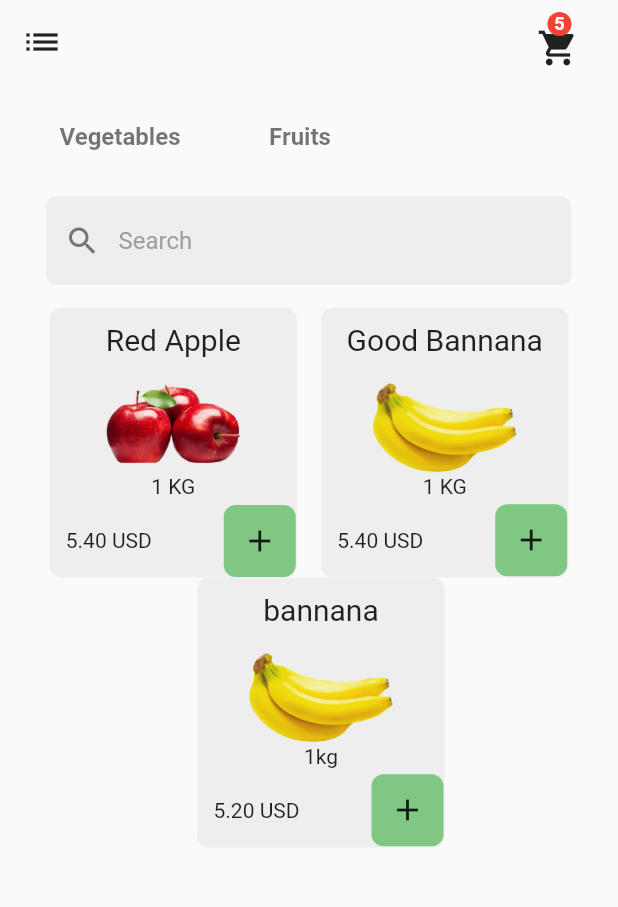
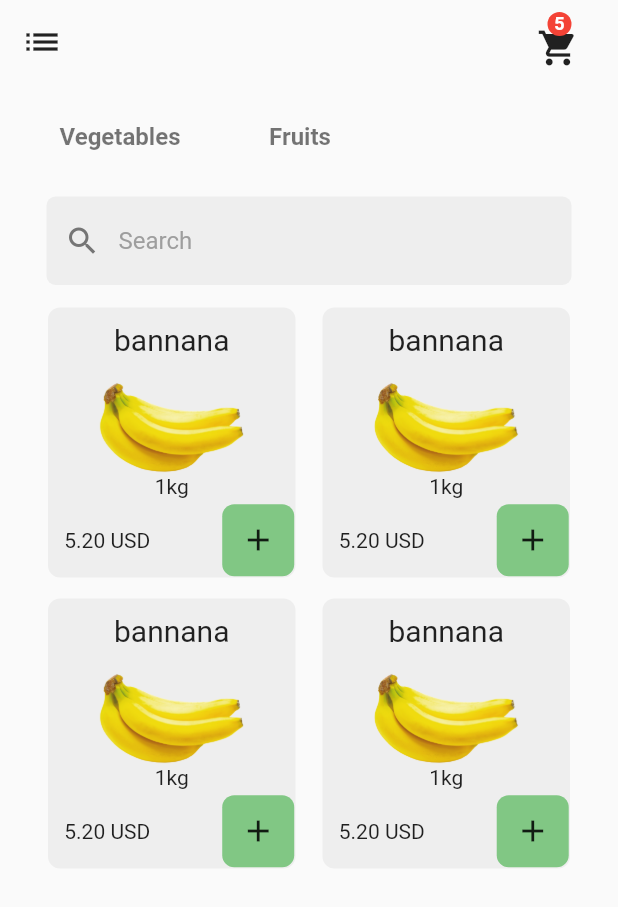
Before and after one commit to Shubbair/Fresh-Garden-App, a Flutter app: the DataScreen screen opened by its route, on a phone screen of 412 x 824 dp. Shown: the top 907 px of the screen. Run offline on Flutter 3.47's test engine with Material 2 defaults, Android fonts, the phone set to English and light mode, and no system bars; Roboto replaces fonts that are missing (WorkSansLight).

Commit message:
organize code

```diff
--- a/lib/categiory.dart
+++ b/lib/categiory.dart
@@ -1,8 +1,6 @@
 import 'package:flutter/material.dart';
 import 'package:fresh_garden/fruits.dart';
 import 'package:fresh_garden/items.dart';
-
-Fruit f = new Fruit(name: 'bannana',price: '5.20 USD',path: 'images/bannana.png',weight: '1kg',margin: 16.0);
 
 class DataScreen extends StatelessWidget {
   const DataScreen({Key? key}) : super(key: key);
@@ -122,98 +120,17 @@ class DataScreen extends StatelessWidget {
           Row(
             mainAxisAlignment: MainAxisAlignment.center,
             children: [
-              Container(
-                width: 165,
-                height: 180,
-                decoration: BoxDecoration(
-                    color: Colors.grey[200],
-                    borderRadius: BorderRadius.all(Radius.circular(8))),
-                child: Center(
-                    child: Column(
-                  children: [
-                    Container(
-                        margin: EdgeInsets.only(top: 10, bottom: 10),
-                        child: Text(
-                          'Red Apple',
-                          style: TextStyle(fontSize: 20),
-                        )),
-                    Image.asset('images/apple.png'),
-                    Container(
-                      child: Text('1 KG'),
-                      margin: EdgeInsets.only(bottom: 4),
-                    ),
-                    Container(
-                      // margin: EdgeInsets.only(top:71),
-                      child: Row(
-                        mainAxisAlignment: MainAxisAlignment.center,
-                        children: [
-                          Container(
-                            margin: EdgeInsets.only(left: 10),
-                            child: Text('5.40 USD'),
-                          ),
-                          Container(
-                            margin: EdgeInsets.only(left: 48),
-                            decoration: BoxDecoration(
-                                color: Colors.green[300],
-                                borderRadius:
-                                    BorderRadius.all(Radius.circular(8))),
-                            child: IconButton(
-                                onPressed: () {}, icon: Icon(Icons.add)),
-                          ),
-                        ],
-                      ),
-                    )
-                  ],
-                )),
-              ),
-              Container(
-                margin: EdgeInsets.only(left: 16),
-                width: 165,
-                height: 180,
-                decoration: BoxDecoration(
-                    color: Colors.grey[200],
-                    borderRadius: BorderRadius.all(Radius.circular(8))),
-                child: Center(
-                    child: Column(
-                  children: [
-                    Container(
-                        margin: EdgeInsets.only(top: 10, bottom: 10),
-                        child: Text(
-                          'Good Bannana',
-                          style: TextStyle(fontSize: 20),
-                        )),
-                    Image.asset('images/bannana.png',width: 100,),
-                    Container(
-                      child: Text('1 KG'),
-                      margin: EdgeInsets.only(bottom: 4),
-                    ),
-                    Container(
-                      // margin: EdgeInsets.only(top:71),
-                      child: Row(
-                        mainAxisAlignment: MainAxisAlignment.center,
-                        children: [
-                          Container(
-                            margin: EdgeInsets.only(left: 10),
-                            child: Text('5.40 USD'),
-                          ),
-                          Container(
-                            margin: EdgeInsets.only(left: 48),
-                            decoration: BoxDecoration(
-                                color: Colors.green[300],
-                                borderRadius:
-                                    BorderRadius.all(Radius.circular(8))),
-                            child: IconButton(
-                                onPressed: () {}, icon: Icon(Icons.add)),
-                          ),
-                        ],
-                      ),
-                    )
-                  ],
-                )),
-              ),
+              new SecondPage(fruit: new Fruit(name: 'bannana',price: '5.20 USD',path: 'images/bannana.png',weight: '1kg',margin: 0.0,margin_top:0.0)),
+              new SecondPage(fruit: new Fruit(name: 'bannana',price: '5.20 USD',path: 'images/bannana.png',weight: '1kg',margin: 18.0,margin_top:0.0)),
             ],
           ),
-          new SecondPage(fruit: f),
+         Row(
+            mainAxisAlignment: MainAxisAlignment.center,
+            children: [
+              new SecondPage(fruit: new Fruit(name: 'bannana',price: '5.20 USD',path: 'images/bannana.png',weight: '1kg',margin: 0.0,margin_top:14.0)),
+              new SecondPage(fruit: new Fruit(name: 'bannana',price: '5.20 USD',path: 'images/bannana.png',weight: '1kg',margin: 18.0,margin_top:14.0)),
+            ],
+          ),
         ],
       ),
     );
--- a/lib/fruits.dart
+++ b/lib/fruits.dart
@@ -6,6 +6,7 @@ class Fruit {
   final String weight;
   final String path;
   final double margin;
+  final double margin_top;
 
-  Fruit({required this.name, required this.price,required this.path, required this.weight, required this.margin});
+  Fruit({required this.name, required this.price,required this.path, required this.weight, required this.margin, required this.margin_top});
 }
--- a/lib/items.dart
+++ b/lib/items.dart
@@ -8,7 +8,7 @@ class SecondPage extends StatelessWidget {
   @override
   Widget build(BuildContext context) {
     return Container(
-      margin: EdgeInsets.only(left: this.fruit.margin),
+      margin: EdgeInsets.only(left: this.fruit.margin, top: this.fruit.margin_top),
       width: 165,
       height: 180,
       decoration: BoxDecoration(
```
